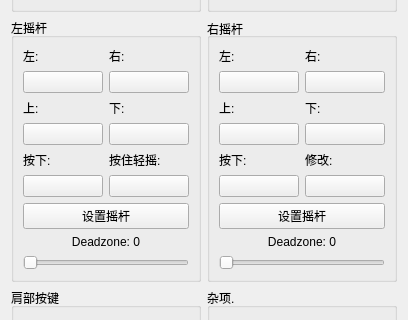
The window that src/yuzu/configuration/configure_input_player.ui (formylover/yuzu-early-access) describes before a commit, drawn with Qt 5; both pictures show x 0 to 408 and y 138 to 458 of the 408 by 731 pixel window.
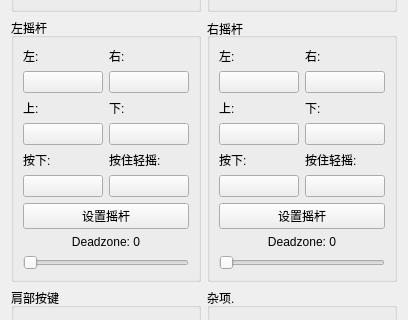
The same window after the commit.

What changed in the file:
```diff
--- a/src/yuzu/configuration/configure_input_player.ui
+++ b/src/yuzu/configuration/configure_input_player.ui
@@ -155,7 +155,7 @@
             <item>
              <widget class="QLabel" name="labelRStickMod">
               <property name="text">
-               <string>修改:</string>
+               <string>按住轻摇:</string>
               </property>
              </widget>
             </item>
```
